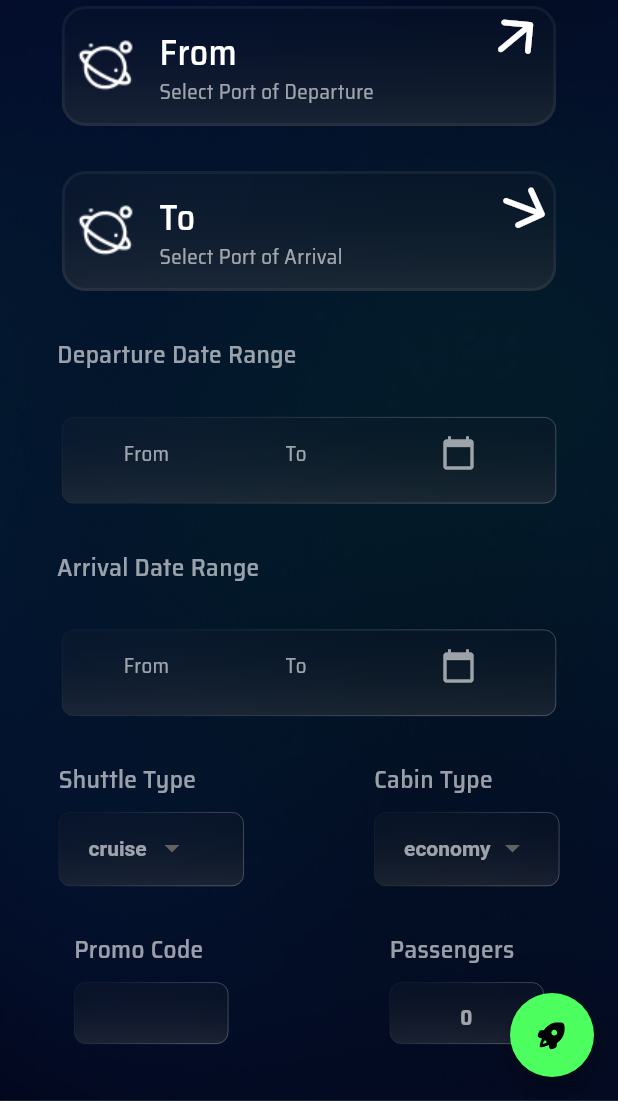
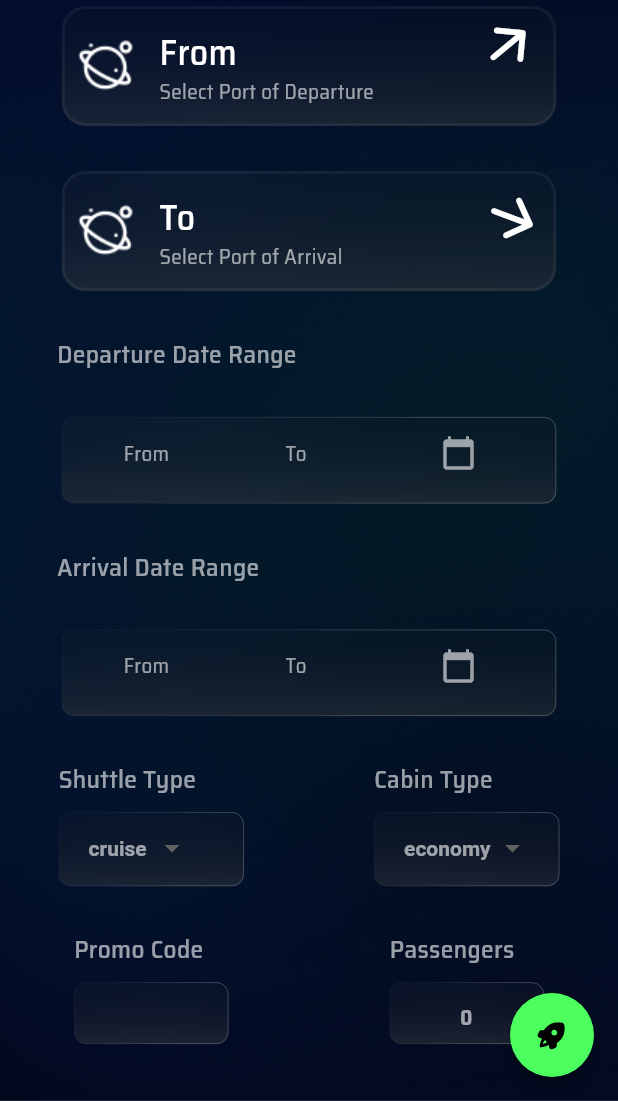
Before and after one commit to Astrohub0/undefined_astrohub, a Flutter app: the screen it shows after launch, on a phone screen of 412 x 824 dp, the part 135-1236 px from its top. Run offline on Flutter 3.47's test engine with Material 2 defaults, Android fonts, the phone set to English and light mode, and no system bars; drawn by our look-alikes of glassmorphism; our stand-ins replace flutter_spinkit, flutter_svg.

Commit message:
minor changes in home ui

```diff
--- a/lib/screens/initialization_screens/home.dart
+++ b/lib/screens/initialization_screens/home.dart
@@ -52,7 +52,7 @@ class _HomeState extends State<Home> {
                     iconwidget: Transform.rotate(
                       angle: 2.45, //for arrival 3.5
                       child: Container(
-                        margin: const EdgeInsets.only(top: 10.0, right: 10.0),
+                        margin: const EdgeInsets.only(top: 15.0, left: 5.0),
                         child: const Icon(
                           Icons.arrow_back_rounded,
                           color: Colors.white,
@@ -66,7 +66,7 @@ class _HomeState extends State<Home> {
                     iconwidget: Transform.rotate(
                       angle: 3.5, //for arrival 3.5
                       child: Container(
-                        margin: const EdgeInsets.only(top: 10.0, right: 10.0),
+                        margin: const EdgeInsets.only(bottom: 10.0, left: 5.0),
                         child: const Icon(
                           Icons.arrow_back_rounded,
                           color: Colors.white,
```
